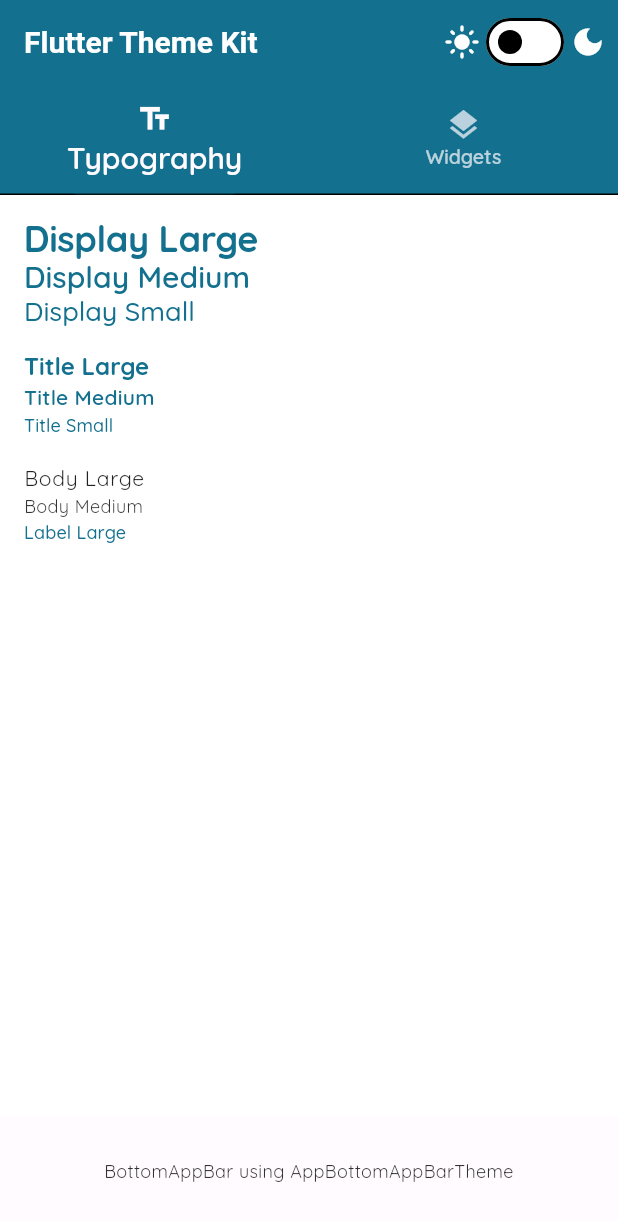
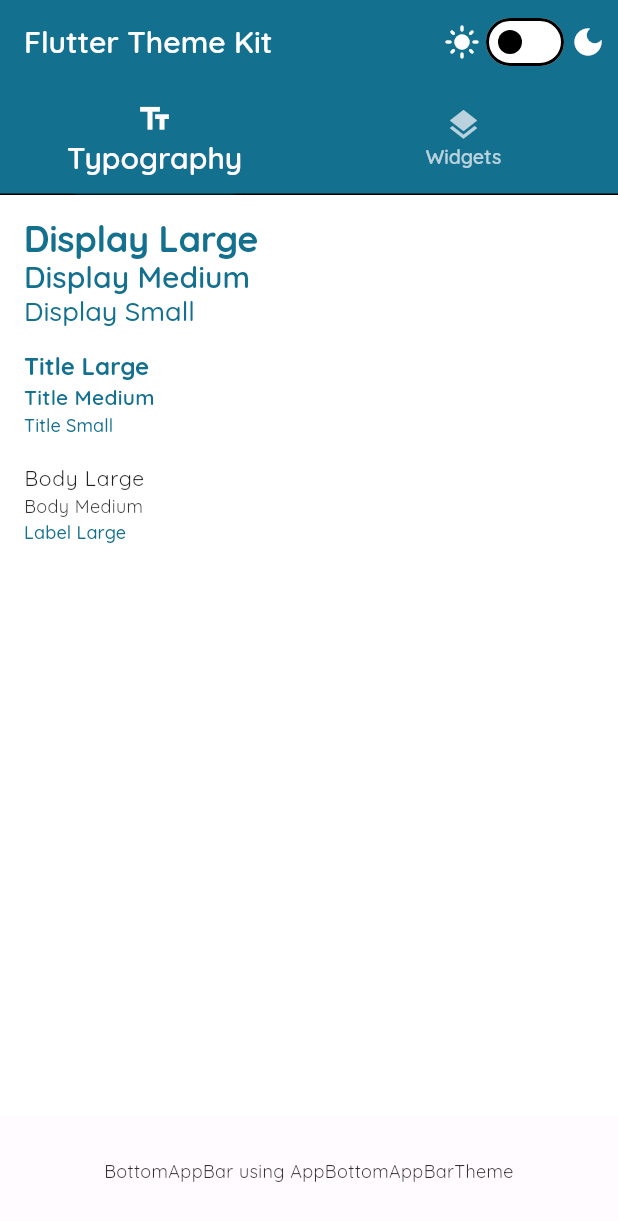
Before and after one commit to afesohromeo/app_theme_kit, a Flutter app: the screen it shows after launch, on a phone screen of 412 x 824 dp. Shown: the top 1221 px of the screen. Run offline on Flutter 3.47's test engine with Material 3 defaults, Android fonts, the phone set to English and light mode, and no system bars; our stand-ins replace google_fonts.

Commit message:
Update AppTheme to require BuildContext and adjust theme methods for improved context handling

```diff
--- a/example/lib/main.dart
+++ b/example/lib/main.dart
@@ -33,8 +33,8 @@
         return MaterialApp(
           debugShowCheckedModeBanner: false,
           title: 'Flutter Theme Kit Example',
-          theme: AppTheme.light(colors: lightColors),
-          darkTheme: AppTheme.dark(colors: darkColors),
+          theme: AppTheme.light(colors: lightColors, context: context),
+          darkTheme: AppTheme.dark(colors: darkColors, context: context),
           themeMode: isDarkMode ? ThemeMode.dark : ThemeMode.light,
           home: const ThemeShowcasePage(),
         );
@@ -49,15 +49,18 @@
   @override
   Widget build(BuildContext context) {
     final textTheme = Theme.of(context).textTheme;
-    final colors =
-        AppTheme.light().colorScheme; // or fetch from context if needed
+    final colors = AppTheme.light(context: context)
+        .colorScheme; // or fetch from context if needed
 
     return DefaultTabController(
       length: 2,
       child: Scaffold(
         appBar: AppBar(
           centerTitle: false,
-          title: const Text('Flutter Theme Kit'),
+          title: Text(
+            'Flutter Theme Kit',
+            style: textTheme.displayMedium!.copyWith(color: Colors.white),
+          ),
           actions: [
             ValueListenableBuilder<bool>(
               valueListenable: isDarkModeNotifier,
--- a/lib/src/theme/app_theme.dart
+++ b/lib/src/theme/app_theme.dart
@@ -8,13 +8,13 @@
 
 class AppTheme {
   /// Light theme
-  static ThemeData light({AppColors? colors}) {
+  static ThemeData light({AppColors? colors, required BuildContext context}) {
     final c = colors ?? DefaultAppColors.light;
 
     return ThemeData(
       useMaterial3: true,
       colorScheme: AppColorSchemes.light(c),
-      textTheme: buildTextTheme(c),
+      textTheme: buildTextTheme(c, context),
       cardTheme: buildCardTheme(c),
       tabBarTheme: buildTabBarTheme(c),
       navigationBarTheme: buildNavigationBarTheme(c),
@@ -24,13 +24,13 @@
   }
 
   /// Dark theme
-  static ThemeData dark({AppColors? colors}) {
+  static ThemeData dark({AppColors? colors, required BuildContext context}) {
     final c = colors ?? DefaultAppColors.dark;
 
     return ThemeData(
       useMaterial3: true,
       colorScheme: AppColorSchemes.dark(c),
-      textTheme: buildTextTheme(c),
+      textTheme: buildTextTheme(c, context),
       cardTheme: buildCardTheme(c),
       tabBarTheme: buildTabBarTheme(c),
       navigationBarTheme: buildNavigationBarTheme(c),
--- a/lib/src/theme/text_theme.dart
+++ b/lib/src/theme/text_theme.dart
@@ -2,7 +2,7 @@
 import 'package:google_fonts/google_fonts.dart';
 import '../colors/app_colors.dart';
 
-TextTheme buildTextTheme(AppColors colors) {
+TextTheme buildTextTheme(AppColors colors, BuildContext context) {
   return TextTheme(
     // Display styles
     displayLarge: GoogleFonts.quicksand(
```
Also changed, not shown: example/pubspec.lock.
